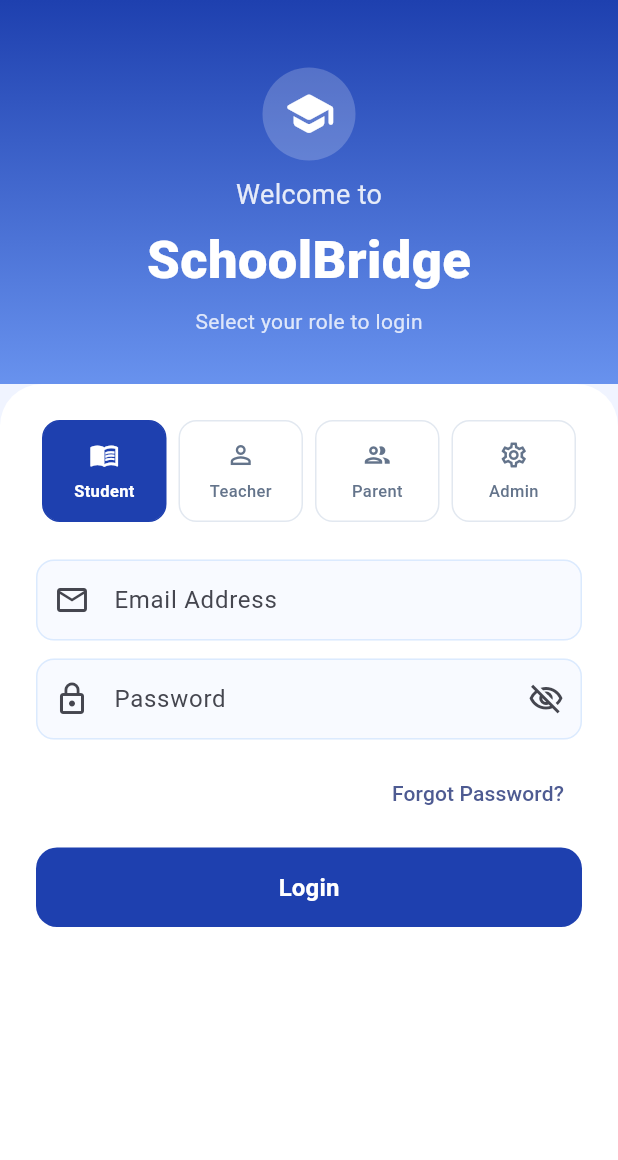
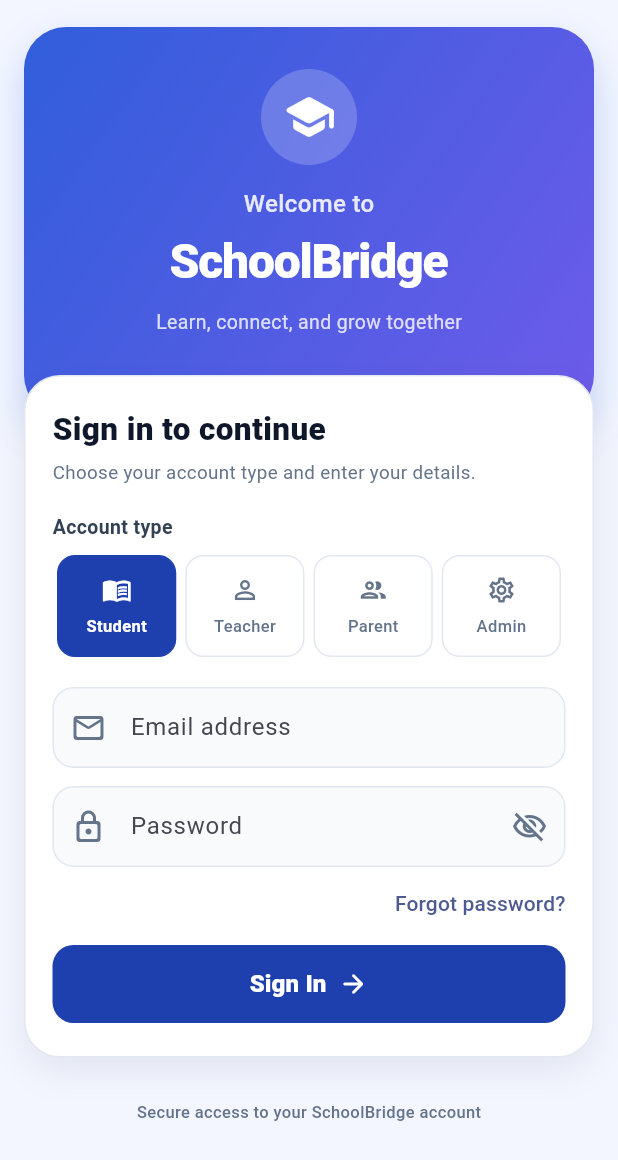
Before and after one commit to Nisal1067/schoolbridge, a Flutter app: the screen it shows after launch, on a phone screen of 412 x 824 dp. Shown: the top 1160 px of the screen. Run offline on Flutter 3.47's test engine with Material 3 defaults, Android fonts, the phone set to English and light mode, and no system bars; our stand-ins replace cloud_firestore, file_picker, firebase_auth, firebase_core, firebase_storage, image_picker and 3 more; missing offline and left inert: dart:html, dart:js_interop, file_saver, file_selector; accounts and stored records are empty.

Commit message:
style: improve code formatting and UI consistency in LoginScreen

```diff
--- a/lib/auth/screens/login_screen.dart
+++ b/lib/auth/screens/login_screen.dart
@@ -78,7 +78,9 @@ class _LoginScreenState extends State<LoginScreen> {
           content: Text(error.message),
           backgroundColor: Colors.orange.shade800,
           behavior: SnackBarBehavior.floating,
-          shape: RoundedRectangleBorder(borderRadius: BorderRadius.circular(10)),
+          shape: RoundedRectangleBorder(
+            borderRadius: BorderRadius.circular(10),
+          ),
         ),
       );
     } on AuthException catch (error) {
@@ -88,7 +90,9 @@ class _LoginScreenState extends State<LoginScreen> {
           content: Text(error.message),
           backgroundColor: Colors.red.shade700,
           behavior: SnackBarBehavior.floating,
-          shape: RoundedRectangleBorder(borderRadius: BorderRadius.circular(10)),
+          shape: RoundedRectangleBorder(
+            borderRadius: BorderRadius.circular(10),
+          ),
         ),
       );
     } catch (e) {
@@ -98,7 +102,9 @@ class _LoginScreenState extends State<LoginScreen> {
           content: Text('Login failed: ${e.toString()}'),
           backgroundColor: Colors.red.shade700,
           behavior: SnackBarBehavior.floating,
-          shape: RoundedRectangleBorder(borderRadius: BorderRadius.circular(10)),
+          shape: RoundedRectangleBorder(
+            borderRadius: BorderRadius.circular(10),
+          ),
         ),
       );
     } finally {
@@ -118,7 +124,9 @@ class _LoginScreenState extends State<LoginScreen> {
       builder: (ctx) => StatefulBuilder(
         builder: (context, setDialogState) {
           return AlertDialog(
-            shape: RoundedRectangleBorder(borderRadius: BorderRadius.circular(20)),
+            shape: RoundedRectangleBorder(
+              borderRadius: BorderRadius.circular(20),
+            ),
             contentPadding: const EdgeInsets.fromLTRB(24, 20, 24, 20),
             title: Row(
               children: [
@@ -128,7 +136,11 @@ class _LoginScreenState extends State<LoginScreen> {
                     color: const Color(0xFFEFF6FF),
                     borderRadius: BorderRadius.circular(10),
                   ),
-                  child: const Icon(Icons.lock_reset_rounded, color: AppColors.primary, size: 24),
+                  child: const Icon(
+                    Icons.lock_reset_rounded,
+                    color: AppColors.primary,
+                    size: 24,
+                  ),
                 ),
                 const SizedBox(width: 12),
                 const Expanded(
@@ -150,13 +162,20 @@ class _LoginScreenState extends State<LoginScreen> {
                 children: [
                   const Text(
                     'Enter your registered email address and we will send you a secure password reset link.',
-                    style: TextStyle(fontSize: 13, color: Color(0xFF64748B), height: 1.4),
+                    style: TextStyle(
+                      fontSize: 13,
+                      color: Color(0xFF64748B),
+                      height: 1.4,
+                    ),
                   ),
                   const SizedBox(height: 16),
 
                   // Selected role hint
                   Container(
-                    padding: const EdgeInsets.symmetric(horizontal: 10, vertical: 6),
+                    padding: const EdgeInsets.symmetric(
+                      horizontal: 10,
+                      vertical: 6,
+                    ),
                     decoration: BoxDecoration(
                       color: const Color(0xFFF1F5F9),
                       borderRadius: BorderRadius.circular(8),
@@ -164,11 +183,19 @@ class _LoginScreenState extends State<LoginScreen> {
                     child: Row(
                       mainAxisSize: MainAxisSize.min,
                       children: [
-                        const Icon(Icons.person_outline, size: 14, color: Color(0xFF475569)),
+                        const Icon(
+                          Icons.person_outline,
+                          size: 14,
+                          color: Color(0xFF475569),
+                        ),
                         const SizedBox(width: 6),
                         Text(
                           'Target Role: ${selectedRole.displayName}',
-                          style: const TextStyle(fontSize: 11.5, fontWeight: FontWeight.w600, color: Color(0xFF475569)),
+                          style: const TextStyle(
+                            fontSize: 11.5,
+                            fontWeight: FontWeight.w600,
+                            color: Color(0xFF475569),
+                          ),
                         ),
                       ],
                     ),
@@ -177,7 +204,11 @@ class _LoginScreenState extends State<LoginScreen> {
 
                   const Text(
                     'Account Email',
-                    style: TextStyle(fontSize: 13, fontWeight: FontWeight.w600, color: Color(0xFF1E293B)),
+                    style: TextStyle(
+                      fontSize: 13,
+                      fontWeight: FontWeight.w600,
+                      color: Color(0xFF1E293B),
+                    ),
                   ),
                   const SizedBox(height: 6),
                   TextField(
@@ -199,9 +230,15 @@ class _LoginScreenState extends State<LoginScreen> {
                       ),
                       focusedBorder: OutlineInputBorder(
                         borderRadius: BorderRadius.circular(12),
-                        borderSide: const BorderSide(color: AppColors.primary, width: 1.5),
+                        borderSide: const BorderSide(
+                          color: AppColors.primary,
+                          width: 1.5,
                         ),
-                      contentPadding: const EdgeInsets.symmetric(horizontal: 14, vertical: 12),
+                      ),
+                      contentPadding: const EdgeInsets.symmetric(
+                        horizontal: 14,
+                        vertical: 12,
+                      ),
                     ),
                   ),
 
@@ -216,12 +253,19 @@ class _LoginScreenState extends State<LoginScreen> {
                       ),
                       child: Row(
                         children: [
-                          const Icon(Icons.error_outline_rounded, color: Color(0xFFEF4444), size: 16),
+                          const Icon(
+                            Icons.error_outline_rounded,
+                            color: Color(0xFFEF4444),
+                            size: 16,
+                          ),
                           const SizedBox(width: 6),
                           Expanded(
                             child: Text(
                               resetError!,
-                              style: const TextStyle(fontSize: 12, color: Color(0xFFEF4444)),
+                              style: const TextStyle(
+                                fontSize: 12,
+                                color: Color(0xFFEF4444),
+                              ),
                             ),
                           ),
                         ],
@@ -234,7 +278,10 @@ class _LoginScreenState extends State<LoginScreen> {
             actions: [
               TextButton(
                 onPressed: () => Navigator.of(ctx).pop(),
-                child: const Text('Cancel', style: TextStyle(color: Color(0xFF64748B))),
+                child: const Text(
+                  'Cancel',
+                  style: TextStyle(color: Color(0xFF64748B)),
+                ),
               ),
               ElevatedButton(
                 onPressed: isSubmitting
@@ -242,7 +289,9 @@ class _LoginScreenState extends State<LoginScreen> {
                     : () async {
                         final email = resetEmailController.text.trim();
                         if (email.isEmpty) {
-                          setDialogState(() => resetError = 'Please enter an email address.');
+                          setDialogState(
+                            () => resetError = 'Please enter an email address.',
+                          );
                           return;
                         }
 
@@ -275,16 +324,27 @@ class _LoginScreenState extends State<LoginScreen> {
                   backgroundColor: AppColors.primary,
                   foregroundColor: Colors.white,
                   elevation: 0,
-                  padding: const EdgeInsets.symmetric(horizontal: 16, vertical: 12),
-                  shape: RoundedRectangleBorder(borderRadius: BorderRadius.circular(10)),
+                  padding: const EdgeInsets.symmetric(
+                    horizontal: 16,
+                    vertical: 12,
+                  ),
+                  shape: RoundedRectangleBorder(
+                    borderRadius: BorderRadius.circular(10),
+                  ),
                 ),
                 child: isSubmitting
                     ? const SizedBox(
                         width: 16,
                         height: 16,
-                        child: CircularProgressIndicator(strokeWidth: 2, color: Colors.white),
+                        child: CircularProgressIndicator(
+                          strokeWidth: 2,
+                          color: Colors.white,
+                        ),
                       )
-                    : const Text('Send Reset Link', style: TextStyle(fontWeight: FontWeight.bold)),
+                    : const Text(
+                        'Send Reset Link',
+                        style: TextStyle(fontWeight: FontWeight.bold),
+                      ),
               ),
             ],
           );
@@ -329,7 +389,11 @@ class _LoginScreenState extends State<LoginScreen> {
             Text(
               'A password reset link has been dispatched to $email. Please check your inbox (and spam folder) to set a new password.',
               textAlign: TextAlign.center,
-              style: const TextStyle(fontSize: 13, color: Color(0xFF64748B), height: 1.4),
+              style: const TextStyle(
+                fontSize: 13,
+                color: Color(0xFF64748B),
+                height: 1.4,
+              ),
             ),
             const SizedBox(height: 20),
             SizedBox(
@@ -341,9 +405,14 @@ class _LoginScreenState extends State<LoginScreen> {
                   foregroundColor: Colors.white,
                   elevation: 0,
                   padding: const EdgeInsets.symmetric(vertical: 12),
-                  shape: RoundedRectangleBorder(borderRadius: BorderRadius.circular(10)),
+                  shape: RoundedRectangleBorder(
+                    borderRadius: BorderRadius.circular(10),
                   ),
-                child: const Text('Done', style: TextStyle(fontWeight: FontWeight.bold)),
+                ),
+                child: const Text(
+                  'Done',
+                  style: TextStyle(fontWeight: FontWeight.bold),
+                ),
               ),
             ),
           ],
@@ -355,148 +424,179 @@ class _LoginScreenState extends State<LoginScreen> {
   @override
   Widget build(BuildContext context) {
     return Scaffold(
+      backgroundColor: const Color(0xFFF3F6FF),
       body: SafeArea(
+        child: SingleChildScrollView(
+          padding: const EdgeInsets.fromLTRB(16, 18, 16, 24),
           child: Column(
             children: [
               Container(
                 width: double.infinity,
-              padding: const EdgeInsets.fromLTRB(24, 45, 24, 32),
-              decoration: const BoxDecoration(
-                gradient: LinearGradient(
-                  begin: Alignment.topCenter,
-                  end: Alignment.bottomCenter,
-                  colors: [AppColors.primary, Color(0xFF6892EE)],
+                padding: const EdgeInsets.fromLTRB(24, 28, 24, 54),
+                decoration: BoxDecoration(
+                  gradient: const LinearGradient(
+                    begin: Alignment.topLeft,
+                    end: Alignment.bottomRight,
+                    colors: [Color(0xFF315EDB), Color(0xFF6D5BEA)],
                   ),
+                  borderRadius: BorderRadius.circular(28),
+                  boxShadow: [
+                    BoxShadow(
+                      color: const Color(0xFF315EDB).withValues(alpha: 0.25),
+                      blurRadius: 22,
+                      offset: const Offset(0, 12),
+                    ),
+                  ],
                 ),
                 child: const Column(
                   children: [
                     CircleAvatar(
-                    radius: 31,
+                      radius: 32,
                       backgroundColor: Color(0x33FFFFFF),
                       child: Icon(
                         Icons.school_rounded,
-                      size: 35,
+                        size: 36,
                         color: Colors.white,
                       ),
                     ),
-
-                  SizedBox(height: 10),
-
+                    SizedBox(height: 14),
                     Text(
                       'Welcome to',
-                    style: TextStyle(color: Color(0xDDFFFFFF), fontSize: 18),
+                      style: TextStyle(
+                        color: Color(0xDDFFFFFF),
+                        fontSize: 16,
+                        fontWeight: FontWeight.w500,
                       ),
-
-                  SizedBox(height: 5),
-
+                    ),
+                    SizedBox(height: 4),
                     Text(
                       'SchoolBridge',
                       style: TextStyle(
                         color: Colors.white,
-                      fontSize: 35,
-                      fontWeight: FontWeight.w800,
+                        fontSize: 32,
+                        fontWeight: FontWeight.w900,
+                        letterSpacing: -0.8,
                       ),
                     ),
-
-                  SizedBox(height: 6),
-
+                    SizedBox(height: 8),
                     Text(
-                    'Select your role to login',
-                    style: TextStyle(color: Color(0xCCFFFFFF)),
+                      'Learn, connect, and grow together',
+                      style: TextStyle(color: Color(0xCCFFFFFF), fontSize: 13),
                     ),
                   ],
                 ),
               ),
-
-            Expanded(
+              Transform.translate(
+                offset: const Offset(0, -28),
                 child: Container(
                   width: double.infinity,
-                padding: const EdgeInsets.all(24),
-                decoration: const BoxDecoration(
+                  padding: const EdgeInsets.fromLTRB(18, 20, 18, 22),
+                  decoration: BoxDecoration(
                     color: Colors.white,
-                  borderRadius: BorderRadius.only(
-                    topLeft: Radius.circular(28),
-                    topRight: Radius.circular(28),
+                    borderRadius: BorderRadius.circular(24),
+                    border: Border.all(color: const Color(0xFFE2E8F0)),
+                    boxShadow: [
+                      BoxShadow(
+                        color: const Color(0xFF0F172A).withValues(alpha: 0.08),
+                        blurRadius: 20,
+                        offset: const Offset(0, 8),
+                      ),
+                    ],
+                  ),
+                  child: Column(
+                    crossAxisAlignment: CrossAxisAlignment.start,
+                    children: [
+                      const Text(
+                        'Sign in to continue',
+                        style: TextStyle(
+                          fontSize: 21,
+                          fontWeight: FontWeight.w800,
+                          color: Color(0xFF0F172A),
                         ),
                       ),
-                child: SingleChildScrollView(
-                  child: Column(
-                    children: [
+                      const SizedBox(height: 5),
+                      const Text(
+                        'Choose your account type and enter your details.',
+                        style: TextStyle(
+                          fontSize: 12.5,
+                          color: Color(0xFF64748B),
+                        ),
+                      ),
+                      const SizedBox(height: 18),
+                      const Text(
+                        'Account type',
+                        style: TextStyle(
+                          fontSize: 13,
+                          fontWeight: FontWeight.w700,
+                          color: Color(0xFF334155),
+                        ),
+                      ),
+                      const SizedBox(height: 9),
                       Row(
                         children: UserRole.values
                             .map(
                               (role) => Expanded(
                                 child: Padding(
                                   padding: const EdgeInsets.symmetric(
-                                    horizontal: 4,
+                                    horizontal: 3,
                                   ),
                                   child: _RoleButton(
                                     role: role,
                                     selected: selectedRole == role,
-                                    onTap: () {
-                                      setState(() {
-                                        selectedRole = role;
-                                      });
-                                    },
+                                    onTap: () =>
+                                        setState(() => selectedRole = role),
                                   ),
                                 ),
                               ),
                             )
                             .toList(),
                       ),
-
-                      const SizedBox(height: 25),
-
+                      const SizedBox(height: 20),
                       TextField(
                         controller: emailController,
                         keyboardType: TextInputType.emailAddress,
-                        decoration: const InputDecoration(
-                          hintText: 'Email Address',
-                          prefixIcon: Icon(Icons.mail_outline),
+                        decoration: _inputDecoration(
+                          hint: 'Email address',
+                          icon: Icons.mail_outline_rounded,
                         ),
                       ),
-
                       const SizedBox(height: 12),
-
                       TextField(
                         controller: passwordController,
                         obscureText: hidePassword,
-                        decoration: InputDecoration(
-                          hintText: 'Password',
-                          prefixIcon: const Icon(Icons.lock_outline),
-                          suffixIcon: IconButton(
-                            onPressed: () {
-                              setState(() {
-                                hidePassword = !hidePassword;
-                              });
-                            },
+                        decoration: _inputDecoration(
+                          hint: 'Password',
+                          icon: Icons.lock_outline_rounded,
+                          suffix: IconButton(
+                            onPressed: () =>
+                                setState(() => hidePassword = !hidePassword),
                             icon: Icon(
                               hidePassword
                                   ? Icons.visibility_off_outlined
                                   : Icons.visibility_outlined,
+                              color: const Color(0xFF64748B),
                             ),
                           ),
                         ),
                       ),
-
-                      const SizedBox(height: 12),
-
                       Align(
                         alignment: Alignment.centerRight,
                         child: TextButton(
                           onPressed: _showForgotPasswordDialog,
-                          child: const Text('Forgot Password?'),
+                          style: TextButton.styleFrom(
+                            padding: const EdgeInsets.symmetric(vertical: 8),
+                          ),
+                          child: const Text('Forgot password?'),
                         ),
                       ),
-
-                      const SizedBox(height: 12),
-
+                      const SizedBox(height: 4),
                       SizedBox(
                         width: double.infinity,
-                        height: 53,
+                        height: 52,
                         child: FilledButton(
                           style: FilledButton.styleFrom(
                             backgroundColor: AppColors.primary,
+                            foregroundColor: Colors.white,
                             shape: RoundedRectangleBorder(
                               borderRadius: BorderRadius.circular(14),
                             ),
@@ -508,14 +608,22 @@ class _LoginScreenState extends State<LoginScreen> {
                                   height: 22,
                                   child: CircularProgressIndicator(
                                     strokeWidth: 2,
+                                    color: Colors.white,
                                   ),
                                 )
-                              : const Text(
-                                  'Login',
+                              : const Row(
+                                  mainAxisAlignment: MainAxisAlignment.center,
+                                  children: [
+                                    Text(
+                                      'Sign In',
                                       style: TextStyle(
-                                    fontWeight: FontWeight.bold,
+                                        fontWeight: FontWeight.w800,
                                         fontSize: 16,
                                       ),
+                                    ),
+                                    SizedBox(width: 8),
+                                    Icon(Icons.arrow_forward_rounded, size: 20),
+                                  ],
                                 ),
                         ),
                       ),
@@ -523,9 +631,44 @@ class _LoginScreenState extends State<LoginScreen> {
                   ),
                 ),
               ),
+              const Text(
+                'Secure access to your SchoolBridge account',
+                style: TextStyle(
+                  color: Color(0xFF64748B),
+                  fontSize: 11,
+                  fontWeight: FontWeight.w500,
+                ),
               ),
             ],
           ),
+        ),
+      ),
+    );
+  }
+
+  InputDecoration _inputDecoration({
+    required String hint,
+    required IconData icon,
+    Widget? suffix,
+  }) {
+    return InputDecoration(
+      hintText: hint,
+      prefixIcon: Icon(icon, color: const Color(0xFF64748B)),
+      suffixIcon: suffix,
+      filled: true,
+      fillColor: const Color(0xFFF8FAFC),
+      contentPadding: const EdgeInsets.symmetric(horizontal: 14, vertical: 15),
+      border: OutlineInputBorder(
+        borderRadius: BorderRadius.circular(14),
+        borderSide: const BorderSide(color: Color(0xFFE2E8F0)),
+      ),
+      enabledBorder: OutlineInputBorder(
+        borderRadius: BorderRadius.circular(14),
+        borderSide: const BorderSide(color: Color(0xFFE2E8F0)),
+      ),
+      focusedBorder: OutlineInputBorder(
+        borderRadius: BorderRadius.circular(14),
+        borderSide: const BorderSide(color: AppColors.primary, width: 1.5),
       ),
     );
   }
```
Lines whose indentation alone changed are shown as unchanged.
